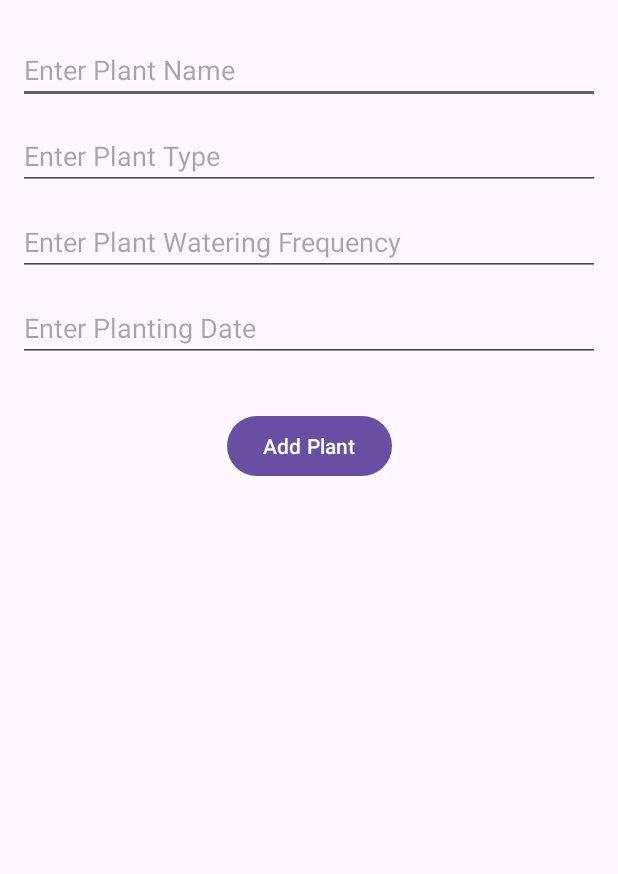
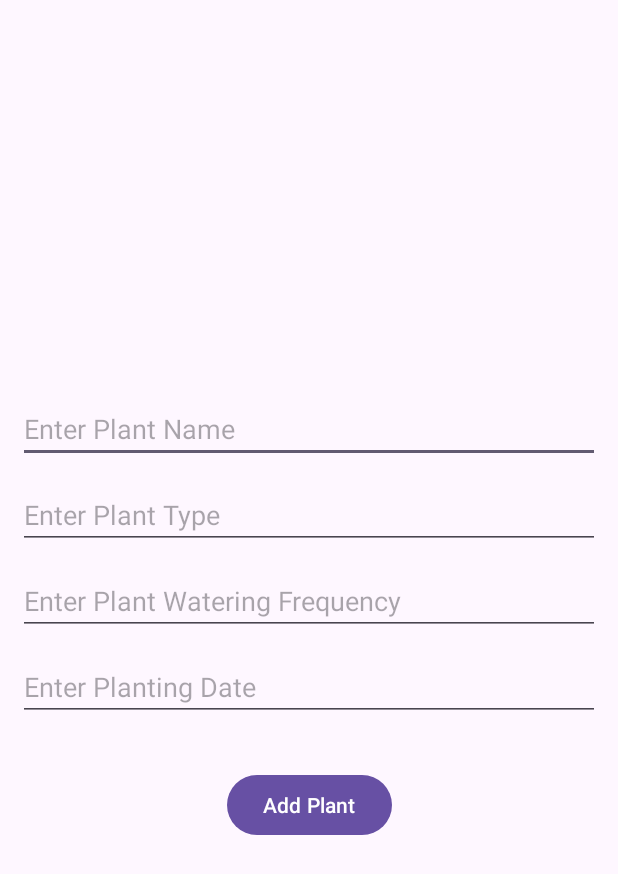
Before and after one commit to madhavth/Gardening-Journal-App, an Android app: the fragment GardenLogFragment shown on its own in the app's theme, on a phone screen of 412 x 824 dp. Shown: the top 874 px of the screen. Run offline under Robolectric (Android 15) with nearby library versions, the phone set to English and light mode, and no system bars.

Commit message:
increased font size, made garden log edit fields centered, water frequency to be number input only

```diff
--- a/app/src/main/java/com/madhavth/gardeningjournalapp/GardenLogFragment.kt
+++ b/app/src/main/java/com/madhavth/gardeningjournalapp/GardenLogFragment.kt
@@ -11,6 +11,7 @@ import android.widget.EditText
 import androidx.fragment.app.viewModels
 import androidx.hilt.navigation.fragment.hiltNavGraphViewModels
 import androidx.lifecycle.lifecycleScope
+import androidx.navigation.fragment.findNavController
 import com.google.android.material.snackbar.Snackbar
 import com.madhavth.gardeningjournalapp.core.domain.entities.PlantData
 import com.madhavth.gardeningjournalapp.databinding.FragmentGardenLogBinding
@@ -78,6 +79,7 @@ class GardenLogFragment : Fragment() {
         if (gardenLogViewModel.validatePlantData()) {
             gardenLogViewModel.savePlant()
             Snackbar.make(binding.root, "Plant added successfully", Snackbar.LENGTH_SHORT).show()
+            findNavController().popBackStack()
         } else {
             Snackbar.make(binding.root, "Please fill all the fields", Snackbar.LENGTH_SHORT).show()
         }
--- a/app/src/main/res/layout/fragment_garden_log.xml
+++ b/app/src/main/res/layout/fragment_garden_log.xml
@@ -3,7 +3,8 @@
     xmlns:app="http://schemas.android.com/apk/res-auto"
     xmlns:tools="http://schemas.android.com/tools"
     android:layout_width="match_parent"
-    android:layout_height="match_parent"
+    android:layout_height="wrap_content"
+    android:layout_gravity="center"
     android:padding="12dp"
     tools:context=".GardenLogFragment">
 
@@ -12,7 +13,6 @@
         android:id="@+id/et_plant_name"
         android:layout_width="match_parent"
         android:layout_height="wrap_content"
-        android:layout_marginTop="12dp"
         android:hint="Enter Plant Name"
         app:layout_constraintTop_toTopOf="parent" />
 
@@ -29,6 +29,7 @@
         android:layout_width="match_parent"
         android:layout_height="wrap_content"
         android:layout_marginTop="12dp"
+        android:inputType="number"
         android:hint="Enter Plant Watering Frequency"
         app:layout_constraintTop_toBottomOf="@id/et_plant_type" />
 
--- a/app/src/main/res/layout/item_plant.xml
+++ b/app/src/main/res/layout/item_plant.xml
@@ -10,6 +10,8 @@
         android:layout_height="wrap_content"
         app:layout_constraintTop_toTopOf="parent"
         android:padding="12dp"
+        android:textSize="24sp"
+        android:textStyle="bold"
         android:text="Testing"
         />
 
```
